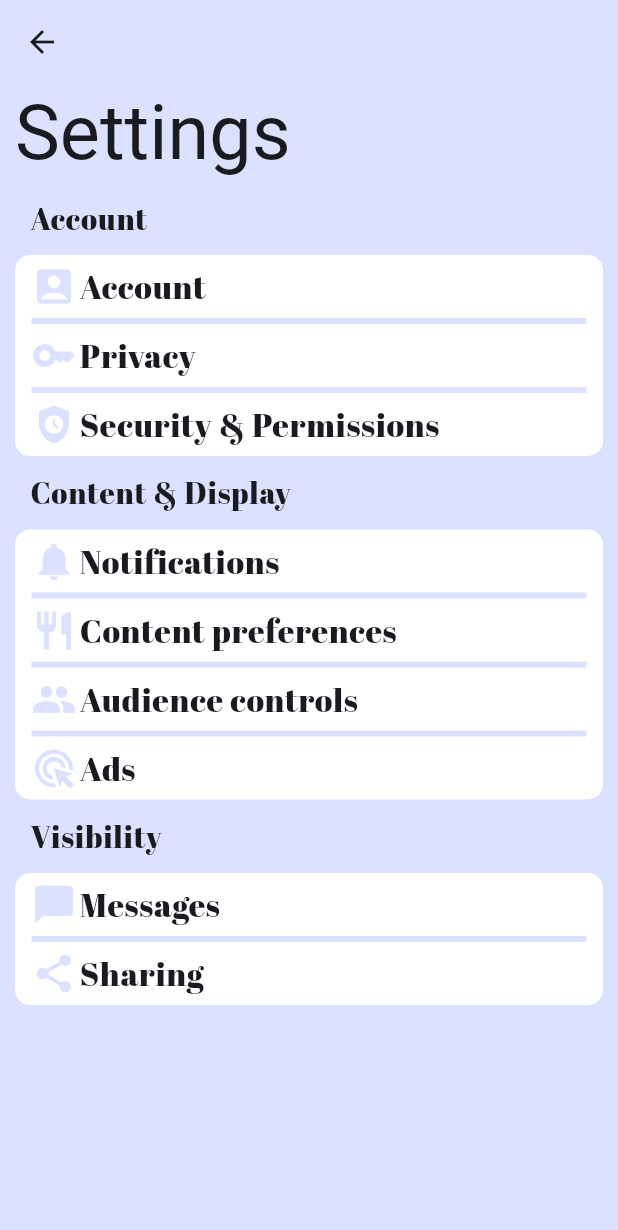
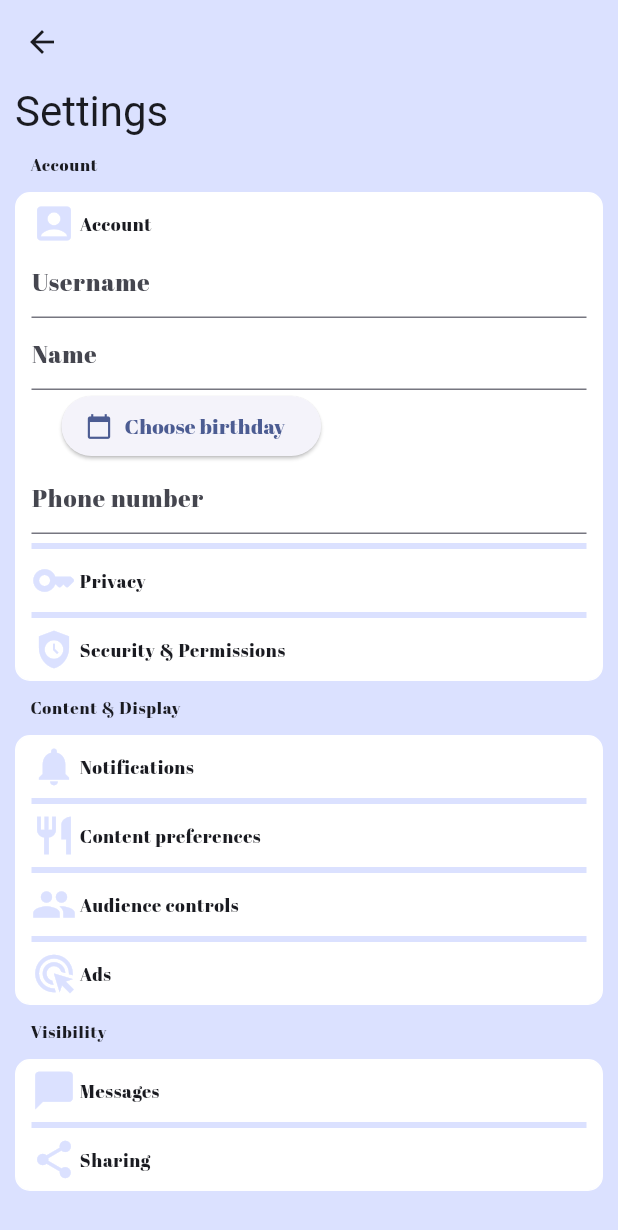
Before and after one commit to kingcrud12/Venue, a Flutter app: the screen it shows after launch, on a phone screen of 412 x 824 dp. Shown: the top 1230 px of the screen. Run offline on Flutter 3.47's test engine with Material 3 defaults, Android fonts, the phone set to English and light mode, and no system bars; our stand-ins replace google_fonts.

Commit message:
minor changes

```diff
--- a/mobile/lib/main.dart
+++ b/mobile/lib/main.dart
@@ -1,7 +1,7 @@
-import 'package:Venue/models/UserData.dart';
 import 'package:Venue/pages/HomePage.dart';
-import 'package:Venue/pages/informations/InformationsPage.dart';
+import 'package:Venue/pages/informations/informations_page.dart';
 import 'package:Venue/resources/theme.dart';
+import 'package:Venue/view_models/user_data_view_model.dart';
 import 'package:flutter/material.dart';
 import 'package:provider/provider.dart';
 
@@ -22,7 +22,7 @@ class MyApp extends StatelessWidget {
     return MaterialApp(
       theme: MaterialTheme(
         createMaterialTextTheme(
-            Theme.of(context).textTheme.apply(fontSizeFactor: 1.8)),
+            Theme.of(context).textTheme.apply(fontSizeFactor: 1.0)),
       ).light(),
       title: 'Venue',
       initialRoute: "/informations",
--- a/mobile/lib/models/UserData.dart
+++ /dev/null
@@ -1,44 +0,0 @@
-import 'package:flutter/foundation.dart';
-
-typedef DataName = String;
-typedef DataCategory = (String, List<(DataName, dynamic)>);
-
-enum PrivacyRestriction {
-  everyone("Everyone"),
-  suggestedFriends("Suggested friends"),
-  friends("Friends"),
-  noOne("No one");
-
-  final String label;
-  const PrivacyRestriction(this.label);
-}
-
-UserData getDefaultSession() {
-  return UserData(
-      username: "@username",
-      name: "",
-      birthday: DateTime(1900, 1, 1),
-      phoneNumber: "",
-      email: "",
-      language: "FR",
-      profileImagePath: "");
-}
-
-class UserData with ChangeNotifier, DiagnosticableTreeMixin {
-// Sorted and classed by category
-  DateTime birthday;
-  String email;
-  String language;
-  String name;
-  String phoneNumber;
-  String profileImagePath;
-  String username;
-  UserData(
-      {required this.username,
-      required this.name,
-      required this.birthday,
-      required this.phoneNumber,
-      required this.email,
-      required this.language,
-      required this.profileImagePath});
-}
--- /dev/null
+++ b/mobile/lib/models/user_data_model.dart
@@ -0,0 +1,17 @@
+class UserDataModel {
+  DateTime birthday;
+  String email;
+  String language;
+  String name;
+  String phoneNumber;
+  String profileImagePath;
+  String username;
+  UserDataModel(
+      {required this.username,
+      required this.name,
+      required this.birthday,
+      required this.phoneNumber,
+      required this.email,
+      required this.language,
+      required this.profileImagePath});
+}
--- a/mobile/lib/pages/informations/InformationsPage.dart
+++ b/mobile/lib/pages/informations/informations_page.dart
@@ -1,6 +1,4 @@
-import 'dart:math';
-
-import 'package:Venue/models/UserData.dart';
+import 'package:Venue/view_models/user_data_view_model.dart';
 import 'package:flutter/material.dart';
 import 'package:provider/provider.dart';
 
@@ -24,11 +22,11 @@ class InformationsPage extends StatelessWidget {
   @override
   Widget build(BuildContext context) {
     Size size = MediaQuery.sizeOf(context);
-    List<double> rows =
+/*    List<double> rows =
         [0, 0.08, 1 - 0.08, 1].map((e) => e * size.height).toList();
     List<double> columns =
         [0, 0.08, 1 - 0.08, 1].map((e) => e * size.width).toList();
-    UserData userData = context.read<UserData>();
+    UserData userData = context.read<UserData>();*/
 
     return SizedBox(
       height: size.height,
@@ -100,7 +98,7 @@ class InformationsPage extends StatelessWidget {
                                         Theme.of(context).textTheme.bodySmall,
                                   ),
                                 ]),
-                                //_TextFieldAnimatedContainer(),
+                                if (s.$2.$1 == "Account") AccountForm(),
                                 if (s.$1 != parameters[a]!.length - 1)
                                   Divider(
                                     thickness: 4,
@@ -124,3 +122,61 @@ class InformationsPage extends StatelessWidget {
     );
   }
 }
+
+class AccountForm extends StatefulWidget {
+  @override
+  State<StatefulWidget> createState() => AccountFormState();
+}
+
+class AccountFormState extends State<AccountForm> {
+  String selectedDate = "";
+  @override
+  Widget build(BuildContext context) {
+    return Column(
+      children: [
+        TextField(
+          onChanged: (value) =>
+              context.read<UserDataViewModel>().update(username: value),
+          style: Theme.of(context).textTheme.bodySmall,
+          decoration: InputDecoration(labelText: "Username"),
+        ),
+        TextField(
+          onChanged: (value) =>
+              context.read<UserDataViewModel>().update(name: value),
+          style: Theme.of(context).textTheme.bodySmall,
+          decoration: InputDecoration(labelText: "Name"),
+        ),
+        Row(spacing: 20, children: [
+          Text(selectedDate),
+          ElevatedButton.icon(
+            icon: const Icon(Icons.calendar_today),
+            onPressed: () async {
+              DateTime? pickedDate = await showDatePicker(
+                context: context,
+                initialEntryMode: DatePickerEntryMode.calendarOnly,
+                initialDate: DateTime.now(),
+                firstDate: DateTime(2019),
+                lastDate: DateTime(2050),
+              );
+
+              if (pickedDate is DateTime) {
+                setState(() {
+                  selectedDate =
+                      "${pickedDate.day}/${pickedDate.month}/${pickedDate.year}";
+                });
+              }
+            },
+            label: const Text('Choose birthday'),
+          )
+        ]),
+        TextField(
+          onChanged: (value) =>
+              context.read<UserDataViewModel>().update(phoneNumber: value),
+          style: Theme.of(context).textTheme.bodySmall,
+          decoration: InputDecoration(labelText: "Phone number"),
+          keyboardType: TextInputType.phone,
+        ),
+      ],
+    );
+  }
+}
--- /dev/null
+++ b/mobile/lib/view_models/user_data_view_model.dart
@@ -0,0 +1,58 @@
+import 'package:Venue/models/user_data_model.dart';
+import 'package:flutter/material.dart';
+
+class UserDataViewModel extends ChangeNotifier {
+  UserDataModel data;
+  UserDataViewModel(this.data);
+
+  void updateUsername(String s) {
+    data.username = s;
+    notifyListeners();
+  }
+
+  void update(
+      {String? username,
+      String? name,
+      DateTime? birthday,
+      String? phoneNumber,
+      String? email,
+      String? language,
+      String? profileImagePath}) {
+    if (username is String) {
+      data.username = username;
+    }
+    if (name is String) {
+      data.name = name;
+    }
+    if (birthday is DateTime) {
+      data.birthday = birthday;
+    }
+    if (phoneNumber is String) {
+      data.phoneNumber = phoneNumber;
+    }
+    if (email is String) {
+      data.email = email;
+    }
+    if (language is String) {
+      data.language = language;
+    }
+    if (profileImagePath is String) {
+      data.profileImagePath = profileImagePath;
+    }
+
+    notifyListeners();
+  }
+}
+
+UserDataViewModel getDefaultSession() {
+  return UserDataViewModel(
+    UserDataModel(
+        username: "@username",
+        name: "",
+        birthday: DateTime(1900, 1, 1),
+        phoneNumber: "",
+        email: "",
+        language: "FR",
+        profileImagePath: ""),
+  );
+}
```
Also changed, not shown: mobile/flutter_01.png (added).
